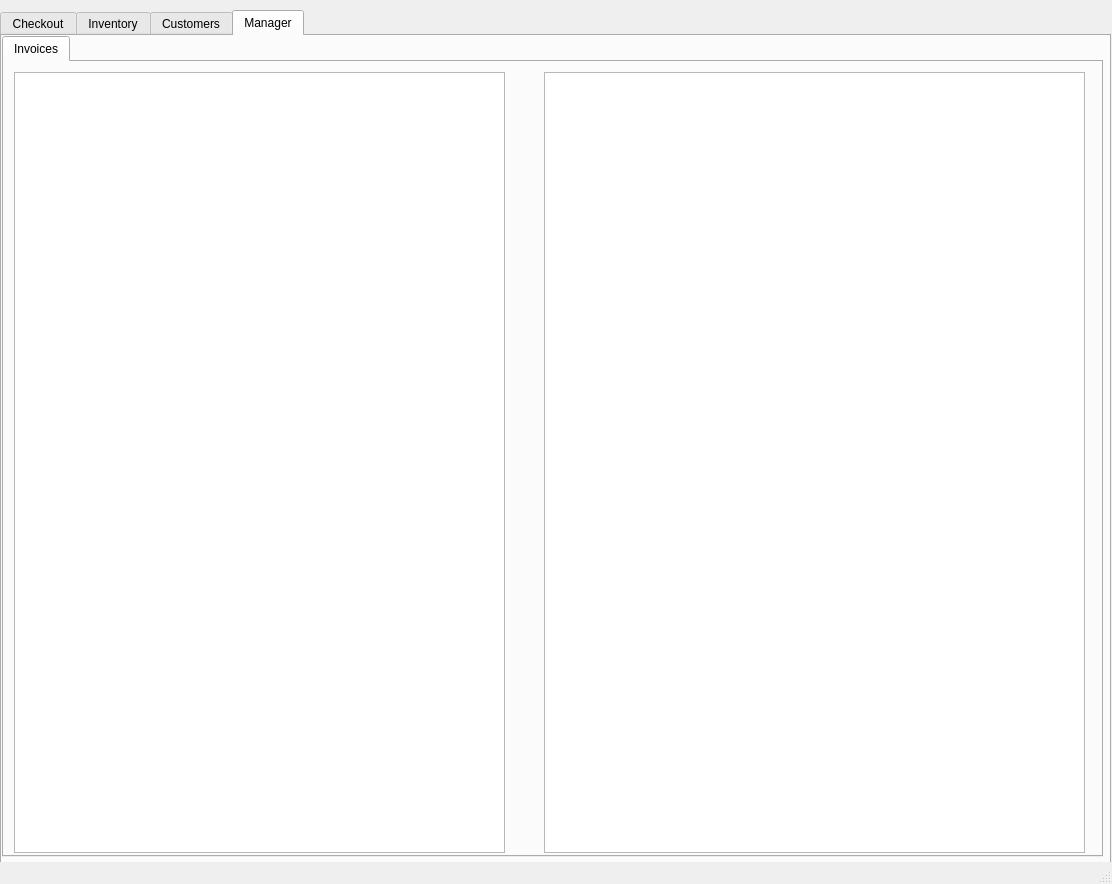
First picture: the form in easy-cheese.ui, repository Crunchymcbones/Demo-store, before the edit.
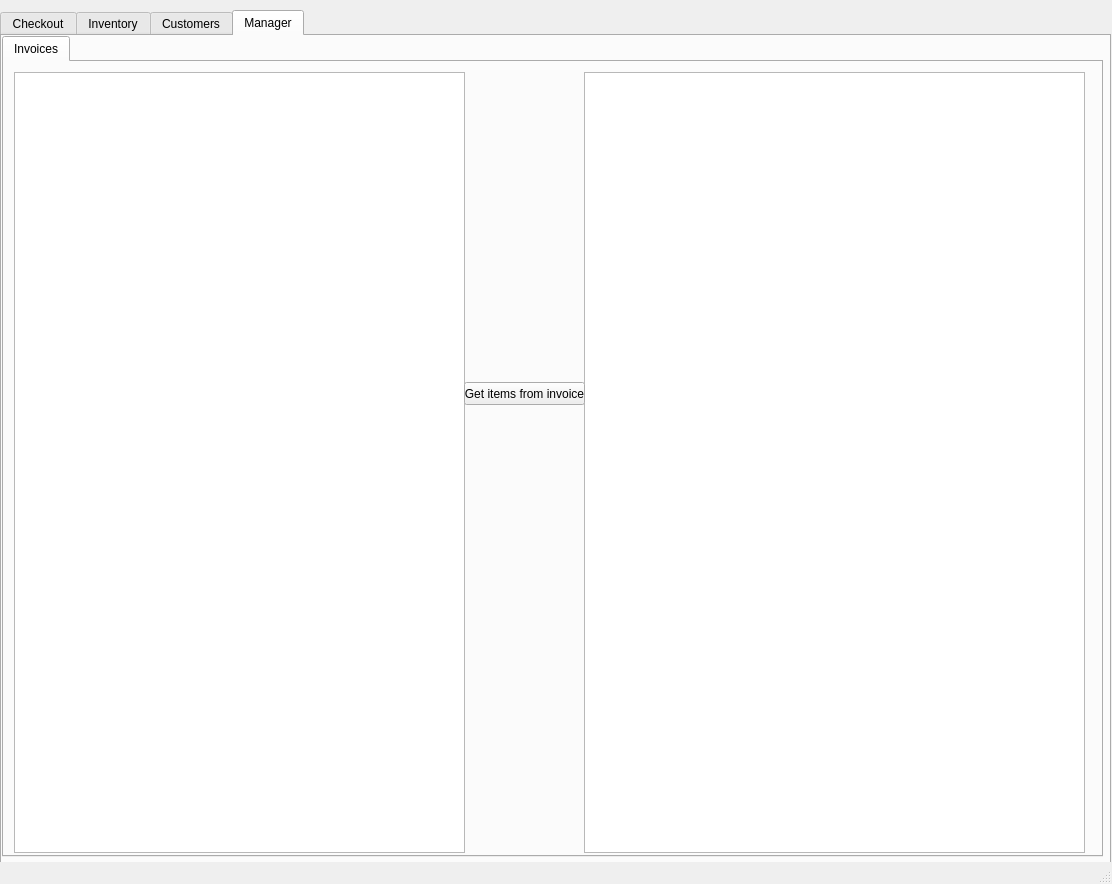
Second picture: the form after the edit. The open tabs and pages were chosen to show the change.

Commit message: Added some functions to get the invoice line items working, it does not work yet but I am tired so I will finish later.

The edit to the form file:
```diff
--- a/easy-cheese.ui
+++ b/easy-cheese.ui
@@ -979,7 +979,7 @@
          <rect>
           <x>10</x>
           <y>10</y>
-          <width>491</width>
+          <width>451</width>
           <height>781</height>
          </rect>
         </property>
@@ -987,13 +987,26 @@
        <widget class="QTableWidget" name="invoicesTableWidget_2">
         <property name="geometry">
          <rect>
-          <x>540</x>
+          <x>580</x>
           <y>10</y>
-          <width>541</width>
+          <width>501</width>
           <height>781</height>
          </rect>
         </property>
        </widget>
+       <widget class="QPushButton" name="getLineItemsBtn">
+        <property name="geometry">
+         <rect>
+          <x>460</x>
+          <y>320</y>
+          <width>121</width>
+          <height>23</height>
+         </rect>
+        </property>
+        <property name="text">
+         <string>Get items from invoice</string>
+        </property>
+       </widget>
       </widget>
      </widget>
     </widget>
```
Left out of the diff: 2 changed lines with no effect on the pictures. The commit also changes 2 other files.
